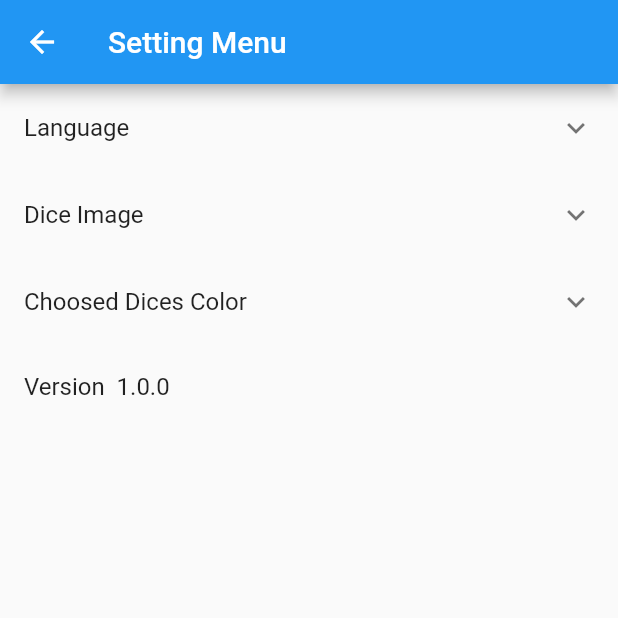
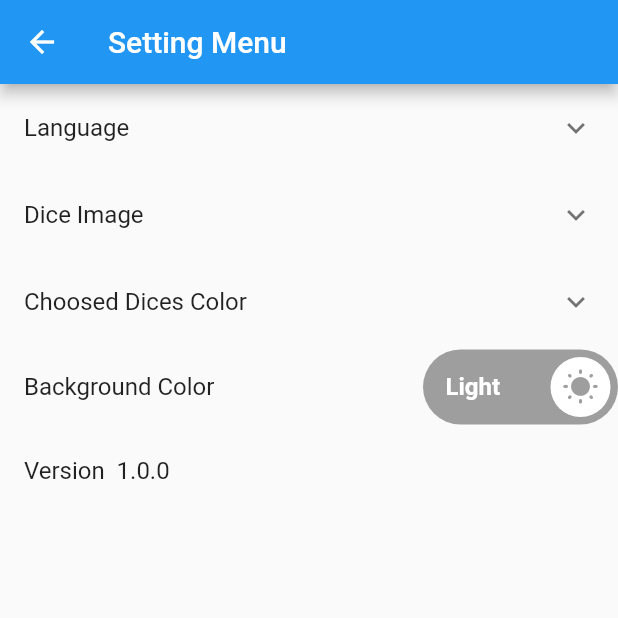
Before and after one commit to y132487/diceSupporter, a Flutter app: the screen it shows after launch, after a tap on the "settings" icon, on a phone screen of 412 x 824 dp, the top half of it. Run offline on Flutter 3.47's test engine with Material 2 defaults, Android fonts, the phone set to English and light mode, and no system bars; drawn by our look-alikes of lite_rolling_switch; our stand-ins replace easy_localization, fluttertoast, page_transition, shared_preferences.

Commit message:
배경색깔 선택 옵션 추가

```diff
--- a/assets/en-US.json
+++ b/assets/en-US.json
@@ -26,5 +26,6 @@
     "setSelectedColorAmber":"Amber",
     "setSelectedColorGreen":"Green",
     "easterTitle":"what's up!?" ,
-    "easterBtn":"well..nothing"
+    "easterBtn":"well..nothing",
+    "setBgColorTitle": "Background Color"
 }
--- a/assets/ja-JP.json
+++ b/assets/ja-JP.json
@@ -26,5 +26,6 @@
     "setSelectedColorAmber":"Amber",
     "setSelectedColorGreen":"Green",
     "easterTitle":"おや!?" ,
-    "easterBtn":"なんでもない.."
+    "easterBtn":"なんでもない..",
+    "setBgColorTitle": "背景色"
 }
--- a/assets/ko-KR.json
+++ b/assets/ko-KR.json
@@ -26,5 +26,6 @@
     "setSelectedColorAmber":"Amber",
     "setSelectedColorGreen":"Green",
     "easterTitle":"롸!?" ,
-    "easterBtn":"ㅈㅅ염.."
+    "easterBtn":"ㅈㅅ염..",
+    "setBgColorTitle": "배경색"
 }
--- a/lib/DiceMain.dart
+++ b/lib/DiceMain.dart
@@ -46,7 +46,7 @@ class _DiceMainState extends State<DiceMain> {
   void initState() {
     super.initState();
     updateSettingBean();
-    setRealDiceColor(SettingBean.diceColor);
+    updateBgColorSetBean();
   }
 
   void updateSettingBean() {
@@ -69,6 +69,26 @@ class _DiceMainState extends State<DiceMain> {
     } else if (color == describeEnum(DiceColor.green)) {
       SettingBean.realDiceColor = Colors.green;
     }
+  }
+
+  void updateBgColorSetBean(){
+    setState(() {
+      SettingBean.bgColorSet = prefs.getBool('bgColorSet') ?? true;
+      setBgColorStartEnd(SettingBean.bgColorSet);
+    });
+  }
+
+  void setBgColorStartEnd(bool bgColorSet){
+    if(bgColorSet){
+      SettingBean.bgColorStart = Colors.grey[100];
+      SettingBean.bgColorEnd = Colors.grey;
+      SettingBean.fontColor = Colors.black;
+    }else{
+      SettingBean.bgColorStart = Colors.black;
+      SettingBean.bgColorEnd = Colors.grey[900];
+      SettingBean.fontColor = Colors.white;
+    }
+
   }
 
   void setRolled(bool rolled) {
@@ -195,7 +215,7 @@ class _DiceMainState extends State<DiceMain> {
   Widget build(BuildContext context) {
     return SafeArea(
       child: Scaffold(
-        backgroundColor: Colors.grey[100],
+        backgroundColor: SettingBean.bgColorStart,
         body: Column(
           mainAxisSize: MainAxisSize.max,
           children: <Widget>[
@@ -206,7 +226,7 @@ class _DiceMainState extends State<DiceMain> {
                 children: <Widget>[
                   Expanded(
                     flex: 1,
-                    child: SettingBtn(updateSettingBean),
+                    child: SettingBtn(updateSettingBean,updateBgColorSetBean),
                   ),
                   Expanded(
                     flex: 5,
@@ -260,7 +280,7 @@ class _DiceMainState extends State<DiceMain> {
               child: Container(
                 decoration: BoxDecoration(
                   gradient: LinearGradient(
-                      colors: [Colors.grey[100], Colors.grey],
+                      colors: [SettingBean.bgColorStart, SettingBean.bgColorEnd],
                       begin: Alignment.topCenter,
                       end: Alignment.bottomCenter),
                 ),
--- a/lib/bean/SettingBean.dart
+++ b/lib/bean/SettingBean.dart
@@ -5,4 +5,8 @@ class SettingBean {
   static String diceImgPath = "normal";
   static String diceColor = "blue";
   static Color realDiceColor = Colors.blue;
+  static bool bgColorSet = true; //true:light, false:dark
+  static Color bgColorStart = Colors.grey[100];
+  static Color bgColorEnd = Colors.grey;
+  static Color fontColor = Colors.black;
 }
--- a/lib/bottom/ViewDices.dart
+++ b/lib/bottom/ViewDices.dart
@@ -1,4 +1,5 @@
 import 'package:dices_supporter/bean/DiceBean.dart';
+import 'package:dices_supporter/bean/SettingBean.dart';
 import 'package:dices_supporter/bottom/DiceBeanView.dart';
 import 'package:flutter/material.dart';
 import 'package:easy_localization/easy_localization.dart';
@@ -10,6 +11,7 @@ class ViewDices extends StatefulWidget {
   var diceBeanList = <DiceBean>[];
 
   ViewDices(this.rolled, this.diceBeanList, this.updateSelectedDice);
+
   @override
   _ViewDicesState createState() => _ViewDicesState();
 }
@@ -36,7 +38,11 @@ class _ViewDicesState extends State<ViewDices> {
 
     return !widget.rolled
         ? Container(
-            child: Text("noResult".tr()),
+            child: Text(
+              "noResult".tr(),
+              style: TextStyle(
+                  color: SettingBean.fontColor),
+            ),
           )
         : GridView.count(
             crossAxisCount:
--- a/lib/middle/Result.dart
+++ b/lib/middle/Result.dart
@@ -1,8 +1,10 @@
+import 'package:dices_supporter/bean/SettingBean.dart';
 import 'package:flutter/material.dart';
 
 class Result extends StatefulWidget {
   final int result;
   bool rolled = false;
+
   Result(this.result, this.rolled);
 
   @override
@@ -26,7 +28,8 @@ class _ResultState extends State<Result> {
             getResultText(widget.rolled),
             style: TextStyle(
                 fontSize: constraints.maxHeight / 1.5,
-                fontWeight: FontWeight.bold),
+                fontWeight: FontWeight.bold,
+                color: SettingBean.fontColor),
           ),
         ),
       ),
--- a/lib/setting/SettingMain.dart
+++ b/lib/setting/SettingMain.dart
@@ -4,11 +4,13 @@ import 'package:dices_supporter/util/util.dart';
 import 'package:flutter/foundation.dart';
 import 'package:flutter/material.dart';
 import 'package:easy_localization/easy_localization.dart';
+import 'package:lite_rolling_switch/lite_rolling_switch.dart';
 
 class SettingMain extends StatefulWidget {
   Function setSettingBeanToXml;
+  Function setBgColorToXml;
 
-  SettingMain(this.setSettingBeanToXml);
+  SettingMain(this.setSettingBeanToXml, this.setBgColorToXml);
 
   @override
   _SettingMainState createState() => _SettingMainState();
@@ -218,13 +220,43 @@ class _SettingMainState extends State<SettingMain> {
                         }),
                   ],
                 ),
+                Container(
+                  child: Row(
+                    children: [
+                      Expanded(
+                        flex: 1,
+                        child: ListTile(
+                          title: Text("setBgColorTitle".tr()),
+                        ),
+                      ),
+                      LiteRollingSwitch(
+                        //initial value
+                        value: SettingBean.bgColorSet,
+                        textOn: 'Light',
+                        textOff: 'Dark',
+                        colorOn: Colors.grey,
+                        colorOff: Colors.black,
+                        iconOn: Icons.wb_sunny_rounded,
+                        iconOff: Icons.wb_cloudy_sharp,
+                        textSize: 16.0,
+                        onChanged: (bool state) {
+                          SettingBean.bgColorSet = state;
+                          widget.setBgColorToXml();
+                        },
+                      ),
+                    ],
+                  ),
+                ),
                 ListTile(
                   title: Text("setVersionTitle".tr() + Util.version),
                   onTap: () {
                     easterEggCount++;
-                    if(easterEggCount > 7){
+                    if (easterEggCount > 7) {
                       easterEggCount = 0;
-                      return showDialog(context: context, barrierDismissible: false ,builder: (context){
+                      return showDialog(
+                          context: context,
+                          barrierDismissible: false,
+                          builder: (context) {
                             return AlertDialog(
                               title: Text("easterTitle".tr()),
                               content: Column(
@@ -236,9 +268,10 @@ class _SettingMainState extends State<SettingMain> {
                               actions: <Widget>[
                                 TextButton(
                                   child: Text("easterBtn".tr()),
-                              onPressed: (){
+                                  onPressed: () {
                                     Navigator.of(context).pop();
-                              }, )
+                                  },
+                                )
                               ],
                             );
                           });
--- a/lib/top/DiceSetupBean.dart
+++ b/lib/top/DiceSetupBean.dart
@@ -4,6 +4,7 @@ import 'package:flutter/material.dart';
 class DiceSetupBean extends StatefulWidget {
   final int number;
   final int resultNum;
+
   DiceSetupBean(this.number, this.resultNum);
 
   @override
@@ -35,7 +36,8 @@ class _DiceSetupBeanState extends State<DiceSetupBean> {
                             Orientation.portrait
                         ? constraints.maxHeight / 4
                         : constraints.maxHeight / 2,
-                    fontWeight: FontWeight.bold),
+                    fontWeight: FontWeight.bold,
+                    color: SettingBean.fontColor),
               ),
             ),
           ],
--- a/lib/top/DiceSetupBtn.dart
+++ b/lib/top/DiceSetupBtn.dart
@@ -14,6 +14,7 @@ class DiceSetupBtn extends StatefulWidget {
   final Function updateCheckedList;
   final Function setRolled;
   var diceBeanList = <DiceBean>[];
+
   DiceSetupBtn(this.setDiceNum, this.setCheckedList, this.updateCheckedList,
       this.setRolled, this.diceBeanList);
 
@@ -110,7 +111,11 @@ class _DiceSetupBtnState extends State<DiceSetupBtn> {
                 !checked4 &&
                 !checked5 &&
                 !checked6)
-              Center(child: Text("tapHere".tr())),
+              Center(
+                  child: Text(
+                "tapHere".tr(),
+                style: TextStyle(color: SettingBean.fontColor),
+              )),
             if (checked1) DiceSetupBean(1, _getEachResult(1)),
             if (checked2) DiceSetupBean(2, _getEachResult(2)),
             if (checked3) DiceSetupBean(3, _getEachResult(3)),
@@ -197,8 +202,7 @@ class _DiceSetupBtnState extends State<DiceSetupBtn> {
                           Padding(
                             padding: const EdgeInsets.all(8.0),
                             child: Text("successDiceTitle".tr(),
-                                style: TextStyle(
-                                    fontWeight: FontWeight.bold)),
+                                style: TextStyle(fontWeight: FontWeight.bold)),
                           ),
                           Flexible(
                             child: Scrollbar(
@@ -207,7 +211,8 @@ class _DiceSetupBtnState extends State<DiceSetupBtn> {
                                 child: Column(
                                   children: [
                                     Row(
-                                      mainAxisAlignment: MainAxisAlignment.center,
+                                      mainAxisAlignment:
+                                          MainAxisAlignment.center,
                                       children: [
                                         Image.asset(
                                             'images/${SettingBean.diceImgPath}/dice1.png',
@@ -224,7 +229,8 @@ class _DiceSetupBtnState extends State<DiceSetupBtn> {
                                       ],
                                     ),
                                     Row(
-                                      mainAxisAlignment: MainAxisAlignment.center,
+                                      mainAxisAlignment:
+                                          MainAxisAlignment.center,
                                       children: [
                                         Image.asset(
                                             'images/${SettingBean.diceImgPath}/dice2.png',
@@ -241,7 +247,8 @@ class _DiceSetupBtnState extends State<DiceSetupBtn> {
                                       ],
                                     ),
                                     Row(
-                                      mainAxisAlignment: MainAxisAlignment.center,
+                                      mainAxisAlignment:
+                                          MainAxisAlignment.center,
                                       children: [
                                         Image.asset(
                                             'images/${SettingBean.diceImgPath}/dice3.png',
@@ -258,7 +265,8 @@ class _DiceSetupBtnState extends State<DiceSetupBtn> {
                                       ],
                                     ),
                                     Row(
-                                      mainAxisAlignment: MainAxisAlignment.center,
+                                      mainAxisAlignment:
+                                          MainAxisAlignment.center,
                                       children: [
                                         Image.asset(
                                             'images/${SettingBean.diceImgPath}/dice4.png',
@@ -275,7 +283,8 @@ class _DiceSetupBtnState extends State<DiceSetupBtn> {
                                       ],
                                     ),
                                     Row(
-                                      mainAxisAlignment: MainAxisAlignment.center,
+                                      mainAxisAlignment:
+                                          MainAxisAlignment.center,
                                       children: [
                                         Image.asset(
                                             'images/${SettingBean.diceImgPath}/dice5.png',
@@ -292,7 +301,8 @@ class _DiceSetupBtnState extends State<DiceSetupBtn> {
                                       ],
                                     ),
                                     Row(
-                                      mainAxisAlignment: MainAxisAlignment.center,
+                                      mainAxisAlignment:
+                                          MainAxisAlignment.center,
                                       children: [
                                         Image.asset(
                                             'images/${SettingBean.diceImgPath}/dice6.png',
--- a/lib/top/SettingBtn.dart
+++ b/lib/top/SettingBtn.dart
@@ -7,8 +7,9 @@ import '../main.dart';
 
 class SettingBtn extends StatefulWidget {
   Function updateSettingBean;
+  Function updateBgColorSetBean;
 
-  SettingBtn(this.updateSettingBean);
+  SettingBtn(this.updateSettingBean, this.updateBgColorSetBean);
 
   @override
   _SettingBtnState createState() => _SettingBtnState();
@@ -21,6 +22,11 @@ class _SettingBtnState extends State<SettingBtn> {
     widget.updateSettingBean();
   }
 
+  void setBgColorToXml() {
+    prefs.setBool('bgColorSet', SettingBean.bgColorSet);
+    widget.updateBgColorSetBean();
+  }
+
   @override
   Widget build(BuildContext context) {
     return LayoutBuilder(
@@ -28,10 +34,11 @@ class _SettingBtnState extends State<SettingBtn> {
         child: IconButton(
           icon: Icon(Icons.settings),
           iconSize: constraints.maxHeight / 2,
+          color: SettingBean.fontColor,
           onPressed: () {
             Navigator.of(context).push(
               PageTransition(
-                child: SettingMain(setSettingBeanToXml),
+                child: SettingMain(setSettingBeanToXml, setBgColorToXml),
                 type: PageTransitionType.leftToRight,
                 duration: Duration(milliseconds: 100),
                 reverseDuration: Duration(milliseconds: 100),
--- a/pubspec.yaml
+++ b/pubspec.yaml
@@ -3,7 +3,7 @@ description: A new Flutter project.
 
 publish_to: 'none'
 
-version: 1.0.0+1
+version: 1.0.0+3
 
 environment:
   sdk: ">=2.7.0 <3.0.0"
@@ -17,6 +17,8 @@ dependencies:
   page_transition : ^1.1.7+6
 
   cupertino_icons: ^1.0.2
+
+  lite_rolling_switch: ^0.1.1
 
 dev_dependencies:
   flutter_test:
```
Also changed, not shown: pubspec.lock, 3 other files. Lines whose indentation alone changed are shown as unchanged.
